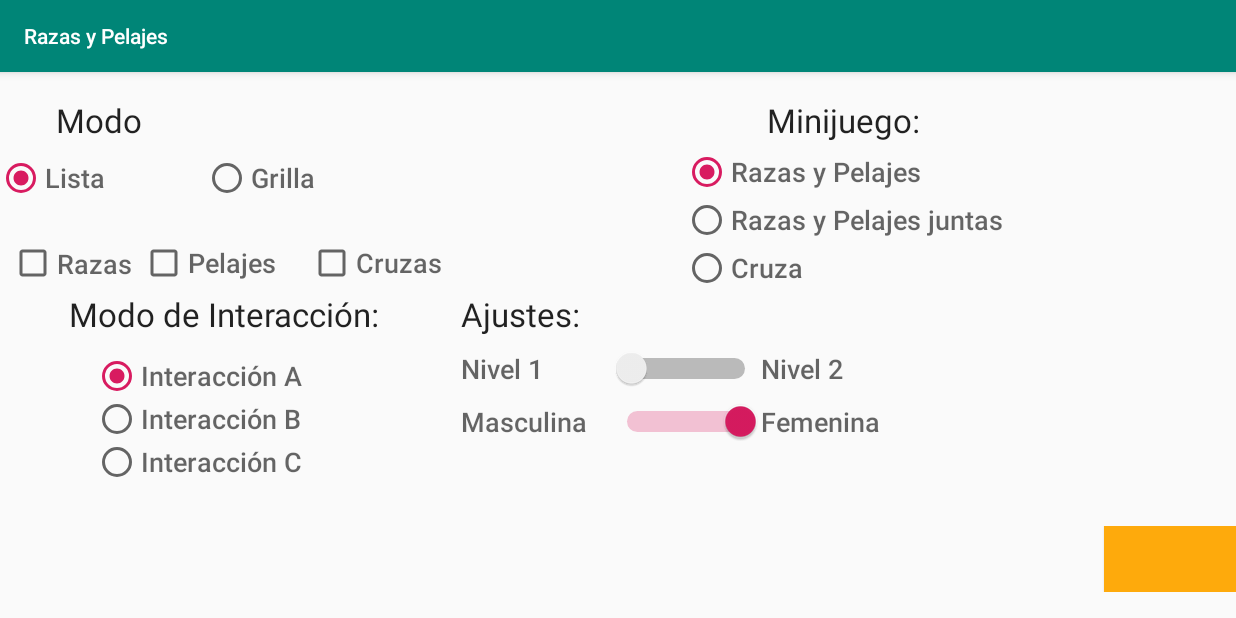
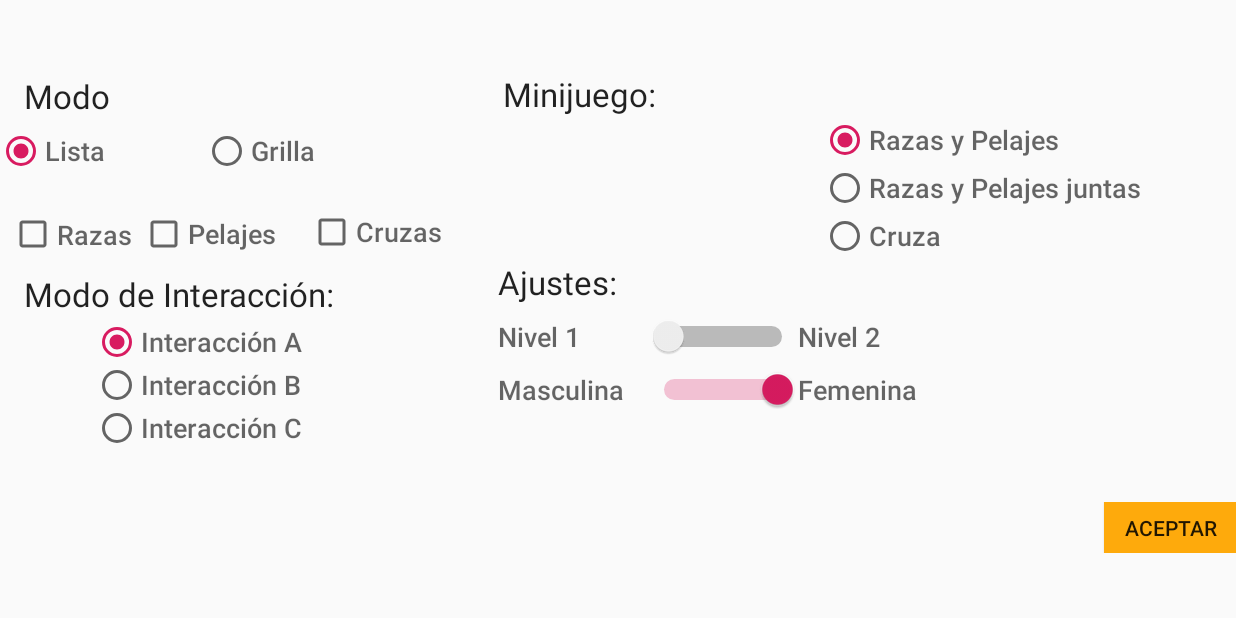
Before and after one commit to FrancoLiptak/RazasyPelajes, an Android app: the ConfigActivity screen opened directly, with no data from a screen before it, on a phone screen of 824 x 412 dp (held sideways). Run offline under Robolectric (Android 15) with nearby library versions, the light colour scheme and no system bars.

Commit message:
configuracion finalizada

```diff
--- a/app/src/main/res/layout/activity_config.xml
+++ b/app/src/main/res/layout/activity_config.xml
@@ -35,9 +35,10 @@
                         style="@android:style/TextAppearance.DeviceDefault.Large"
                         android:layout_width="226dp"
                         android:layout_height="30dp"
+                        android:layout_marginTop="16dp"
                         android:text="@string/recognition_mode"
                         app:layout_constraintEnd_toEndOf="parent"
-                        app:layout_constraintHorizontal_bias="0.5"
+                        app:layout_constraintHorizontal_bias="0.216"
                         app:layout_constraintStart_toStartOf="parent"
                         app:layout_constraintTop_toTopOf="parent"
                         tools:text="@string/recognition_mode" />
@@ -114,7 +115,9 @@
                         app:layout_constraintHorizontal_bias="0.5"
                         app:layout_constraintStart_toEndOf="@+id/pelajesCheckbox"
                         app:layout_constraintTop_toBottomOf="@+id/ViewMode"
+                        app:layout_constraintVertical_bias="0.0"
                         tools:text="@string/cruzasCheckbox" />
+
                 </android.support.constraint.ConstraintLayout>
             </LinearLayout>
 
@@ -135,21 +138,21 @@
                         android:text="@string/miniGame"
                         app:layout_constraintBottom_toTopOf="@+id/Minijuego"
                         app:layout_constraintEnd_toEndOf="parent"
-                        app:layout_constraintHorizontal_bias="0.5"
+                        app:layout_constraintHorizontal_bias="0.084"
                         app:layout_constraintStart_toStartOf="parent"
                         app:layout_constraintTop_toTopOf="parent"
-                        app:layout_constraintVertical_chainStyle="spread_inside"
+                        app:layout_constraintVertical_bias="1.0"
                         tools:text="@string/miniGame" />
 
                     <RadioGroup
                         android:id="@+id/Minijuego"
                         android:layout_width="wrap_content"
                         android:layout_height="wrap_content"
-                        android:layout_marginTop="4dp"
+                        android:layout_marginTop="44dp"
                         app:layout_constraintEnd_toEndOf="parent"
-                        app:layout_constraintHorizontal_bias="0.5"
+                        app:layout_constraintHorizontal_bias="0.797"
                         app:layout_constraintStart_toStartOf="parent"
-                        app:layout_constraintTop_toBottomOf="@+id/textView14">
+                        app:layout_constraintTop_toTopOf="parent">
 
                         <RadioButton
                             android:id="@+id/razasYPelajesRadioButton"
@@ -201,9 +204,10 @@
                         style="@android:style/TextAppearance.DeviceDefault.Large"
                         android:layout_width="wrap_content"
                         android:layout_height="wrap_content"
+                        android:layout_marginTop="8dp"
                         android:text="@string/interaction_mode"
                         app:layout_constraintEnd_toEndOf="parent"
-                        app:layout_constraintHorizontal_bias="0.5"
+                        app:layout_constraintHorizontal_bias="0.172"
                         app:layout_constraintStart_toStartOf="parent"
                         app:layout_constraintTop_toTopOf="parent"
                         tools:text="@string/interaction_mode" />
@@ -265,7 +269,7 @@
                         android:text="@string/settings"
                         app:layout_constraintBottom_toTopOf="@+id/Level"
                         app:layout_constraintEnd_toEndOf="parent"
-                        app:layout_constraintHorizontal_bias="0.018"
+                        app:layout_constraintHorizontal_bias="0.074"
                         app:layout_constraintStart_toStartOf="parent"
                         app:layout_constraintTop_toTopOf="parent"
                         tools:text="@string/settings" />
@@ -332,7 +336,7 @@
 
         <android.support.constraint.ConstraintLayout
             android:layout_width="match_parent"
-            android:layout_height="match_parent">
+            android:layout_height="34dp">
 
             <Button
                 android:id="@+id/aceptarButton"
@@ -340,11 +344,10 @@
                 android:layout_height="wrap_content"
                 android:background="?android:attr/colorPressedHighlight"
                 android:onClick="onAccept"
+                android:text="@string/accept"
                 app:layout_constraintBottom_toBottomOf="parent"
                 app:layout_constraintEnd_toEndOf="parent"
                 app:layout_constraintTop_toTopOf="parent"
-                tools:layout_editor_absoluteX="488dp"
-                tools:layout_editor_absoluteY="0dp"
                 tools:text="@string/accept" />
         </android.support.constraint.ConstraintLayout>
     </LinearLayout>
--- a/app/src/main/res/values/styles.xml
+++ b/app/src/main/res/values/styles.xml
@@ -1,7 +1,7 @@
 <resources>
 
     <!-- Base application theme. -->
-    <style name="AppTheme" parent="Theme.AppCompat.Light.DarkActionBar">
+    <style name="AppTheme" parent="Theme.AppCompat.Light.NoActionBar">
         <!-- Customize your theme here. -->
         <item name="colorPrimary">@color/colorPrimary</item>
         <item name="colorPrimaryDark">@color/colorPrimaryDark</item>
```
